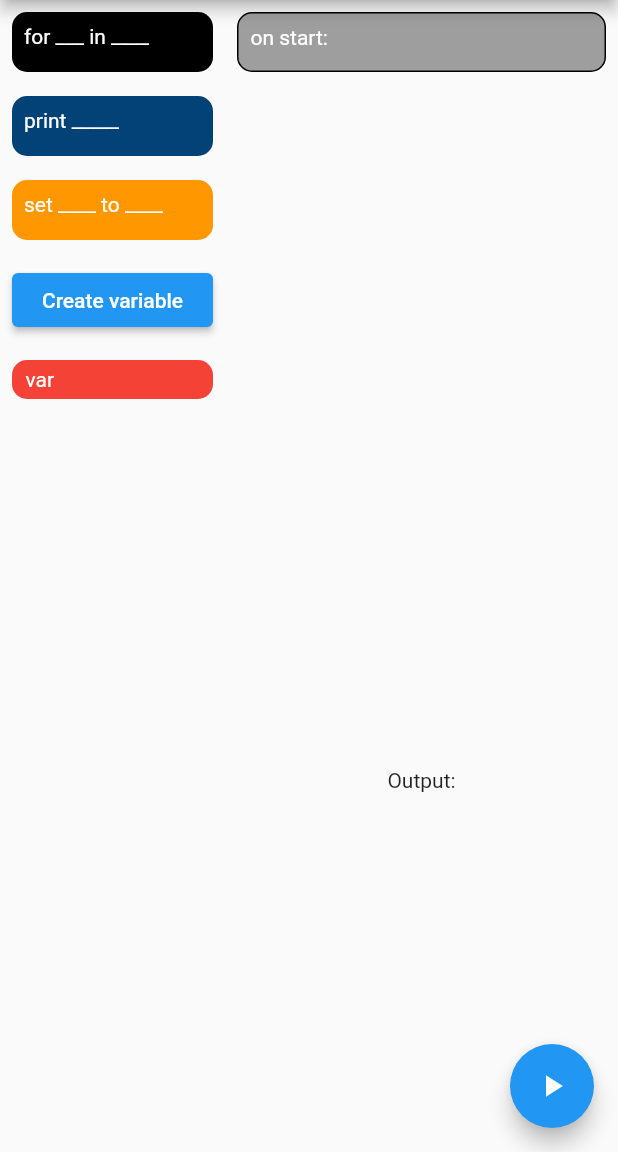
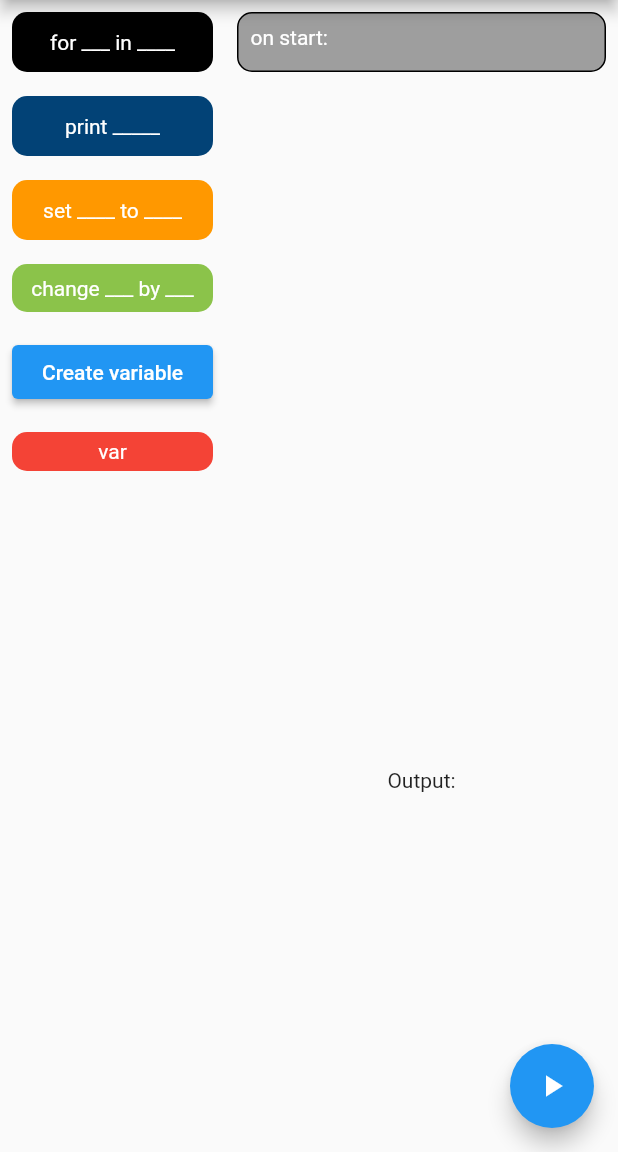
Before and after one commit to danielzsh/blocks, a Flutter app: the screen it shows after launch, on a phone screen of 412 x 824 dp, the part 84-1236 px from its top. Run offline on Flutter 3.47's test engine with Material 2 defaults, Android fonts, the phone set to English and light mode, and no system bars.

Commit message:
change block

```diff
--- /dev/null
+++ b/lib/block_widgets/change_block.dart
@@ -0,0 +1,89 @@
+import 'package:blocks/block_widgets/all.dart';
+import 'package:flutter/gestures.dart';
+import 'package:flutter/material.dart';
+import 'drag_area.dart';
+import 'package:blocks/globals.dart';
+
+class _DragContent extends StatelessWidget {
+  const _DragContent({Key? key}) : super(key: key);
+
+  @override
+  Widget build(BuildContext context) {
+    return Container(
+      margin: const EdgeInsets.all(8),
+      padding: const EdgeInsets.all(8),
+      decoration: const BoxDecoration(
+          color: Colors.lightGreen,
+          borderRadius: BorderRadius.all(Radius.circular(10))),
+      child: const Center(
+          child: Text(
+        "change ___ by ___",
+        style: TextStyle(
+            color: Colors.white,
+            fontSize: 14,
+            fontWeight: FontWeight.normal,
+            decoration: TextDecoration.none),
+      )),
+    );
+  }
+}
+
+class ChangeDrag extends StatelessWidget {
+  const ChangeDrag({Key? key}) : super(key: key);
+
+  @override
+  Widget build(BuildContext context) {
+    return const Draggable(
+        data: ChangeBlock, feedback: _DragContent(), child: _DragContent());
+  }
+}
+
+class ChangeBlock extends StatefulWidget {
+  const ChangeBlock({Key? key}) : super(key: key);
+
+  @override
+  State<ChangeBlock> createState() => ChangeBlockState();
+}
+
+class ChangeBlockState extends State<ChangeBlock> {
+  String changeoption = 'increase';
+  final drag1 = GlobalKey<DragAreaState>();
+  final drag2 = GlobalKey<DragAreaState>();
+  @override
+  Widget build(BuildContext context) {
+    return Container(
+      margin: const EdgeInsets.all(8),
+      padding: const EdgeInsets.only(left: 8),
+      height: 50,
+      decoration: const BoxDecoration(
+          color: Colors.lightGreen,
+          borderRadius: BorderRadius.all(Radius.circular(10))),
+      child: Row(
+        children: [
+          DropdownButton(
+              value: changeoption,
+              items: <String>["increase", "decrease"]
+                  .map<DropdownMenuItem<String>>((value) {
+                return DropdownMenuItem(value: value, child: Text(value));
+              }).toList(),
+              onChanged: (String? newVal) {
+                setState(() {
+                  changeoption = newVal!;
+                });
+              }),
+          Expanded(
+              child: DragArea(
+            key: drag1,
+            options: const {String},
+          )),
+          const Text("by"),
+          Expanded(
+              child: DragArea(
+            key: drag2,
+            textfield: true,
+          ))
+        ],
+      ),
+    );
+  }
+}
--- a/lib/block_widgets/drag_area.dart
+++ b/lib/block_widgets/drag_area.dart
@@ -70,13 +70,11 @@ class DragAreaState extends State<DragArea> {
       },
       onAccept: (statement) {
         setState(() {
-          print((statement is Type) ? statement : statement.runtimeType);
           if (widget.options == null ||
               widget.options!.contains(
                   ((statement is Type) ? statement : statement.runtimeType))) {
             content = buildFromType(statement);
             data = statement;
-            print(data);
           }
         });
       },
--- a/lib/block_widgets/for_block.dart
+++ b/lib/block_widgets/for_block.dart
@@ -34,12 +34,14 @@ class _DragContent extends StatelessWidget {
       margin: const EdgeInsets.all(8),
       child: Container(
           margin: const EdgeInsets.all(8),
-          child: const Text('for ___ in ____',
-              style: TextStyle(
-                  color: Colors.white,
-                  fontSize: 14,
-                  decoration: TextDecoration.none,
-                  fontWeight: FontWeight.normal))),
+          child: const Center(
+            child: Text('for ___ in ____',
+                style: TextStyle(
+                    color: Colors.white,
+                    fontSize: 14,
+                    decoration: TextDecoration.none,
+                    fontWeight: FontWeight.normal)),
+          )),
     );
   }
 }
@@ -101,8 +103,6 @@ class ForState extends State<For> implements IStatement {
                       )));
             },
             onAccept: (statement) {
-              print('setting state');
-              outputKey.currentState!.print("printed");
               setState(() {
                 body.add(buildFromType(statement));
               });
--- a/lib/block_widgets/print_block.dart
+++ b/lib/block_widgets/print_block.dart
@@ -42,12 +42,14 @@ class _DragContent extends StatelessWidget {
           borderRadius: BorderRadius.all(Radius.circular(10)),
           color: Color.fromARGB(255, 2, 66, 118)),
       padding: const EdgeInsets.all(8),
-      child: const Text("print _____",
-          style: TextStyle(
-              color: Colors.white,
-              decoration: TextDecoration.none,
-              fontWeight: FontWeight.normal,
-              fontSize: 14)),
+      child: const Center(
+        child: Text("print _____",
+            style: TextStyle(
+                color: Colors.white,
+                decoration: TextDecoration.none,
+                fontWeight: FontWeight.normal,
+                fontSize: 14)),
+      ),
     );
   }
 }
--- a/lib/block_widgets/set_block.dart
+++ b/lib/block_widgets/set_block.dart
@@ -18,12 +18,14 @@ class _DragContent extends StatelessWidget {
         color: Colors.orange,
       ),
       padding: const EdgeInsets.all(8),
-      child: const Text("set ____ to ____",
-          style: TextStyle(
-              color: Colors.white,
-              decoration: TextDecoration.none,
-              fontWeight: FontWeight.normal,
-              fontSize: 14)),
+      child: const Center(
+        child: Text("set ____ to ____",
+            style: TextStyle(
+                color: Colors.white,
+                decoration: TextDecoration.none,
+                fontWeight: FontWeight.normal,
+                fontSize: 14)),
+      ),
     );
   }
 }
--- a/lib/block_widgets/var_block.dart
+++ b/lib/block_widgets/var_block.dart
@@ -5,7 +5,9 @@ import 'package:blocks/globals.dart';
 
 class VarBlock extends StatelessWidget implements Block {
   final String name;
-  const VarBlock({Key? key, required this.name}) : super(key: key);
+  final bool center;
+  const VarBlock({Key? key, required this.name, this.center = false})
+      : super(key: key);
   @override
   Widget build(BuildContext context) {
     return Container(
@@ -17,6 +19,7 @@ class VarBlock extends StatelessWidget implements Block {
       ),
       child: Container(
         margin: EdgeInsets.symmetric(horizontal: 4),
+        alignment: (center) ? Alignment.center : null,
         child: Text(
           name,
           style: const TextStyle(
@@ -34,7 +37,10 @@ class VarDrag extends StatelessWidget {
   final VarBlock block;
   final String name;
   VarDrag({Key? key, required this.name})
-      : block = VarBlock(name: name),
+      : block = VarBlock(
+          name: name,
+          center: true,
+        ),
         super(key: key) {
     variables[name] = 0;
   }
```
Also changed, not shown: lib/block_widgets/all.dart (+1 -6 lines), lib/main.dart (+9 -6 lines), lib/utility.dart (+20 -1 lines), images/features.png.
